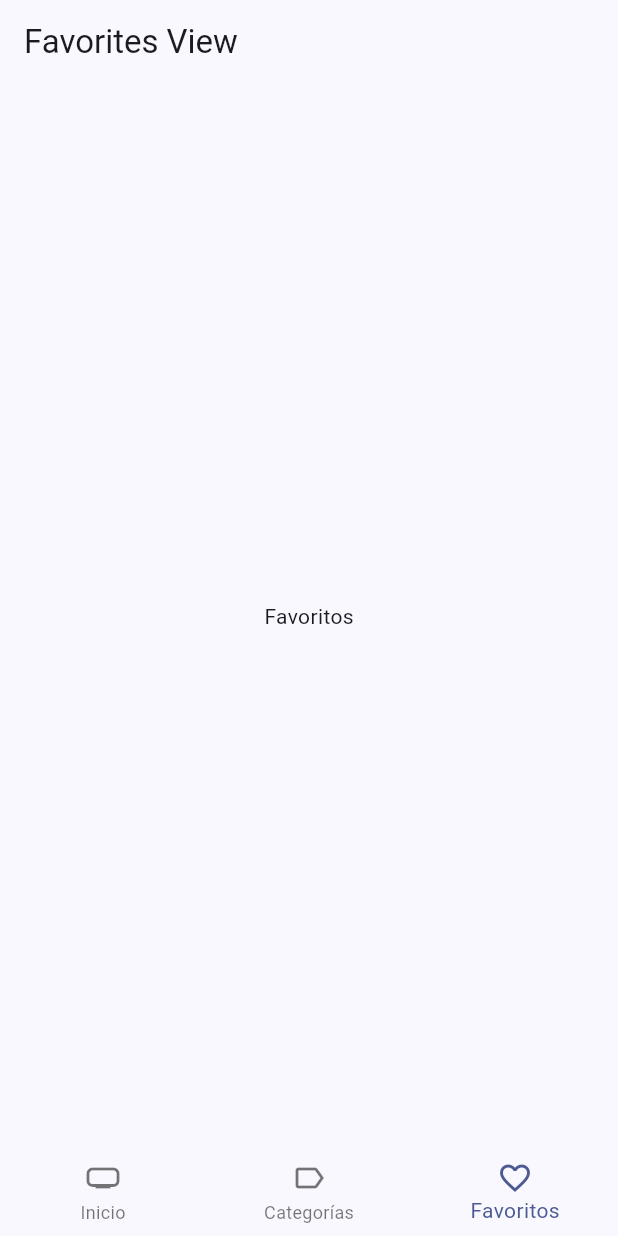
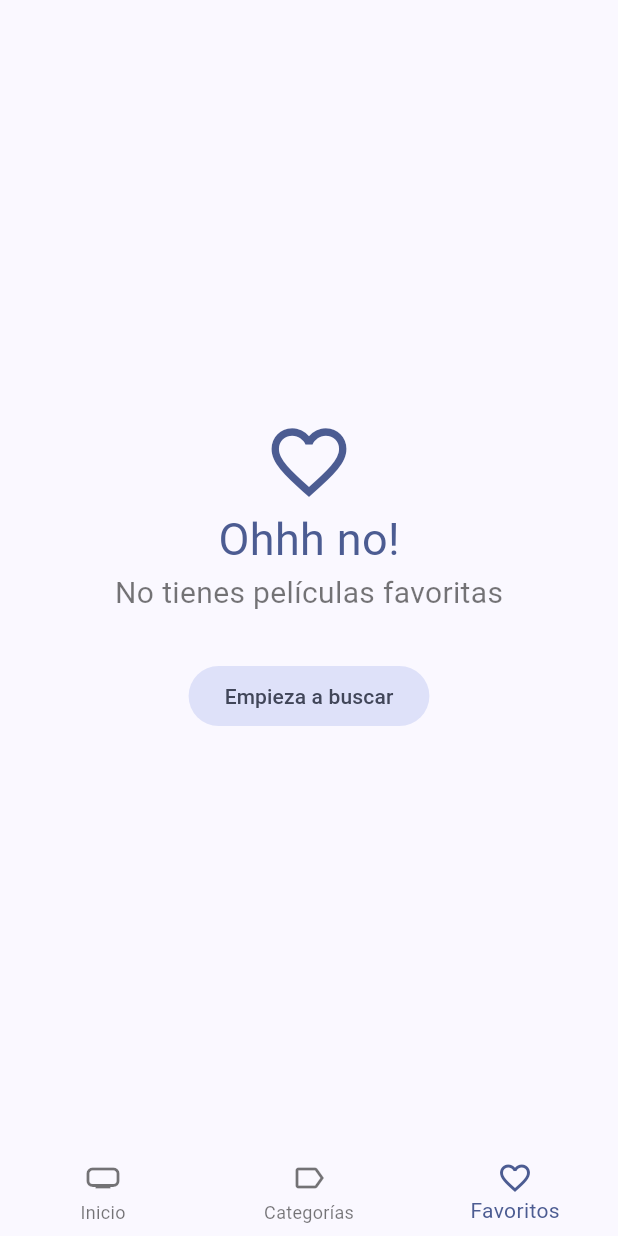
Before and after one commit to MarioMiranda98/Curso-Flutter-Updated, a Flutter app: the screen it shows after launch, item 3 of the bottom bar chosen, on a phone screen of 412 x 824 dp. Run offline on Flutter 3.47's test engine with Material 3 defaults, Android fonts, the phone set to English and light mode, and no system bars; our stand-ins replace animate_do, card_swiper, dio, flutter_dotenv, flutter_riverpod, go_router and 2 more; accounts and stored records are empty; generated files the repository leaves out were written again; network calls fail.

Commit message:
Cinemapedia Done

```diff
--- a/cinemapedia/lib/src/domain/entities/movie_entity.dart
+++ b/cinemapedia/lib/src/domain/entities/movie_entity.dart
@@ -1,4 +1,10 @@
+import 'package:isar/isar.dart';
+
+part 'movie_entity.g.dart';
+
+@collection
 class MovieEntity {
+  Id? isarId;
   final bool adult;
   final String backdropPath;
   final List<String> genreIds;
--- a/cinemapedia/lib/src/presentation/providers/providers.dart
+++ b/cinemapedia/lib/src/presentation/providers/providers.dart
@@ -3,3 +3,5 @@ export 'package:cinemapedia/src/presentation/providers/movies/movies_repository_
 export 'package:cinemapedia/src/presentation/providers/movies/movies_slideshow_provider.dart';
 export 'package:cinemapedia/src/presentation/providers/movies/initial_loading_provider.dart';
 export 'package:cinemapedia/src/presentation/providers/search/search_movies_provider.dart';
+export 'package:cinemapedia/src/presentation/providers/storage/local_storage_provider.dart';
+export 'package:cinemapedia/src/presentation/providers/storage/favorites_movies_provider.dart';
--- a/cinemapedia/lib/src/presentation/views/home_views/favorites_view.dart
+++ b/cinemapedia/lib/src/presentation/views/home_views/favorites_view.dart
@@ -1,13 +1,75 @@
+import 'package:cinemapedia/src/presentation/providers/providers.dart';
+import 'package:cinemapedia/src/presentation/widgets/widgets.dart';
 import 'package:flutter/material.dart';
+import 'package:flutter_riverpod/flutter_riverpod.dart';
+import 'package:go_router/go_router.dart';
 
-class FavoritesView extends StatelessWidget {
+class FavoritesView extends ConsumerStatefulWidget {
   const FavoritesView({super.key});
 
   @override
+  ConsumerState<FavoritesView> createState() => _FavoritesViewState();
+}
+
+class _FavoritesViewState extends ConsumerState<FavoritesView> {
+  bool isLoading = false;
+  bool isLastPage = false;
+
+  @override
+  void initState() {
+    loadNextPage();
+    super.initState();
+  }
+
+  void loadNextPage() async {
+    if (isLoading || isLastPage) return;
+
+    isLoading = true;
+
+    final movies =
+        await ref.read(favoritesMoviesProviders.notifier).loadNextPage();
+
+    isLoading = false;
+    isLastPage = movies.isEmpty;
+  }
+
+  @override
   Widget build(BuildContext context) {
+    final favoritesMovies = ref.watch(favoritesMoviesProviders).values.toList();
+
+    if (favoritesMovies.isEmpty) {
+      final colors = Theme.of(context).colorScheme;
+
+      return Center(
+        child: Column(
+          mainAxisAlignment: MainAxisAlignment.center,
+          crossAxisAlignment: CrossAxisAlignment.center,
+          children: [
+            Icon(
+              Icons.favorite_outline_sharp,
+              size: 60.0,
+              color: colors.primary,
+            ),
+            Text(
+              'Ohhh no!',
+              style: TextStyle(fontSize: 30.0, color: colors.primary),
+            ),
+            const Text(
+              'No tienes películas favoritas',
+              style: TextStyle(fontSize: 20.0, color: Colors.black54),
+            ),
+            const SizedBox(height: 30.0),
+            FilledButton.tonal(
+              onPressed: () => context.go('/home/0'),
+              child: const Text('Empieza a buscar'),
+            ),
+          ],
+        ),
+      );
+    }
+
     return Scaffold(
-      appBar: AppBar(title: const Text('Favorites View')),
-      body: const Center(child: Text('Favoritos')),
+      body: MovieMasonry(movies: favoritesMovies, loadNextPage: loadNextPage),
     );
   }
 }
--- a/cinemapedia/lib/src/presentation/widgets/shared/custom_appbar.dart
+++ b/cinemapedia/lib/src/presentation/widgets/shared/custom_appbar.dart
@@ -28,9 +28,6 @@ class CustomAppbar extends ConsumerWidget {
               const Spacer(),
               IconButton(
                 onPressed: () async {
-                  // final movieRepositoryProviderWidget = ref.read(
-                  //   movieRepositoryProvider,
-                  // );
                   final searchQuery = ref.read(searchQueryProvider);
 
                   final movie = await showSearch<MovieEntity?>(
@@ -47,7 +44,7 @@ class CustomAppbar extends ConsumerWidget {
                   );
 
                   if (movie != null && context.mounted) {
-                    context.push('/movie/${movie.id}');
+                    context.push('/home/0/movie/${movie.id}');
                   }
                 },
                 icon: const Icon(Icons.search),
--- a/cinemapedia/lib/src/presentation/widgets/widgets.dart
+++ b/cinemapedia/lib/src/presentation/widgets/widgets.dart
@@ -1,5 +1,8 @@
 export 'package:cinemapedia/src/presentation/widgets/shared/custom_appbar.dart';
 export 'package:cinemapedia/src/presentation/widgets/movies/movies_slideshow.dart';
+export 'package:cinemapedia/src/presentation/widgets/movies/movie_masonry.dart';
+export 'package:cinemapedia/src/presentation/widgets/movies/movie_poster_link.dart';
 export 'package:cinemapedia/src/presentation/widgets/shared/custom_bottom_navigation_bar.dart';
 export 'package:cinemapedia/src/presentation/widgets/movies/movie_horizontal_listview.dart';
 export 'package:cinemapedia/src/presentation/widgets/shared/full_screen_loader.dart';
+export 'package:cinemapedia/src/presentation/widgets/shared/custom_gradient.dart';
```
Also changed, not shown: cinemapedia/lib/src/domain/datasources/local_storage_datasource.dart (added, +9 -0 lines), cinemapedia/lib/src/domain/repositories/local_storage_repository.dart (added, +9 -0 lines), cinemapedia/lib/src/infrastructure/datasources/local_storage_datasource_impl.dart (added, +69 -0 lines), cinemapedia/lib/src/infrastructure/repositories/movie_repository/local_storage_repository_impl.dart (added, +24 -0 lines), cinemapedia/lib/src/presentation/providers/storage/favorites_movies_provider.dart (added, +52 -0 lines), cinemapedia/lib/src/presentation/providers/storage/local_storage_provider.dart (added, +8 -0 lines), cinemapedia/lib/src/presentation/screens/movies/movie_screen.dart (+52 -28 lines), cinemapedia/lib/src/presentation/widgets/movies/movie_masonry.dart (added, +62 -0 lines), cinemapedia/lib/src/presentation/widgets/movies/movie_poster_link.dart (added, +21 -0 lines), cinemapedia/lib/src/presentation/widgets/shared/custom_gradient.dart (added, +32 -0 lines), cinemapedia/pubspec.yaml (+14 -18 lines), cinemapedia/lib/src/domain/entities/movie_entity.g.dart (added), cinemapedia/pubspec.lock, 15 other files.
